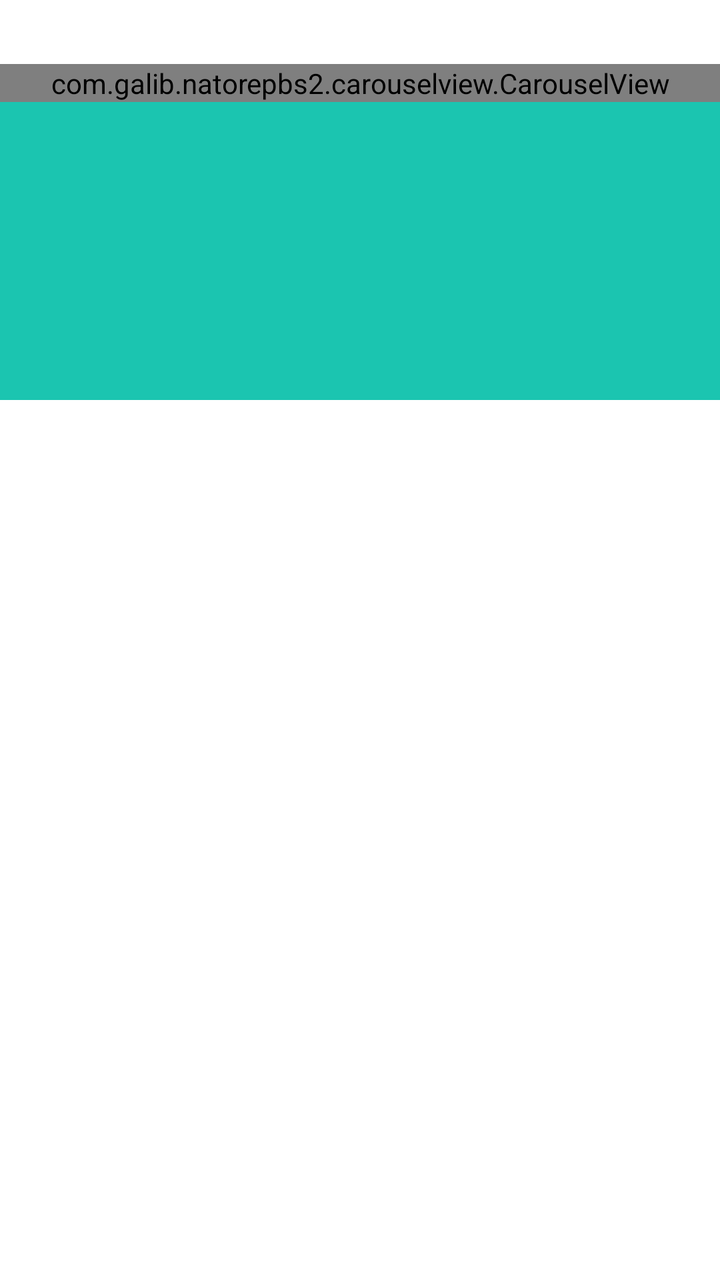
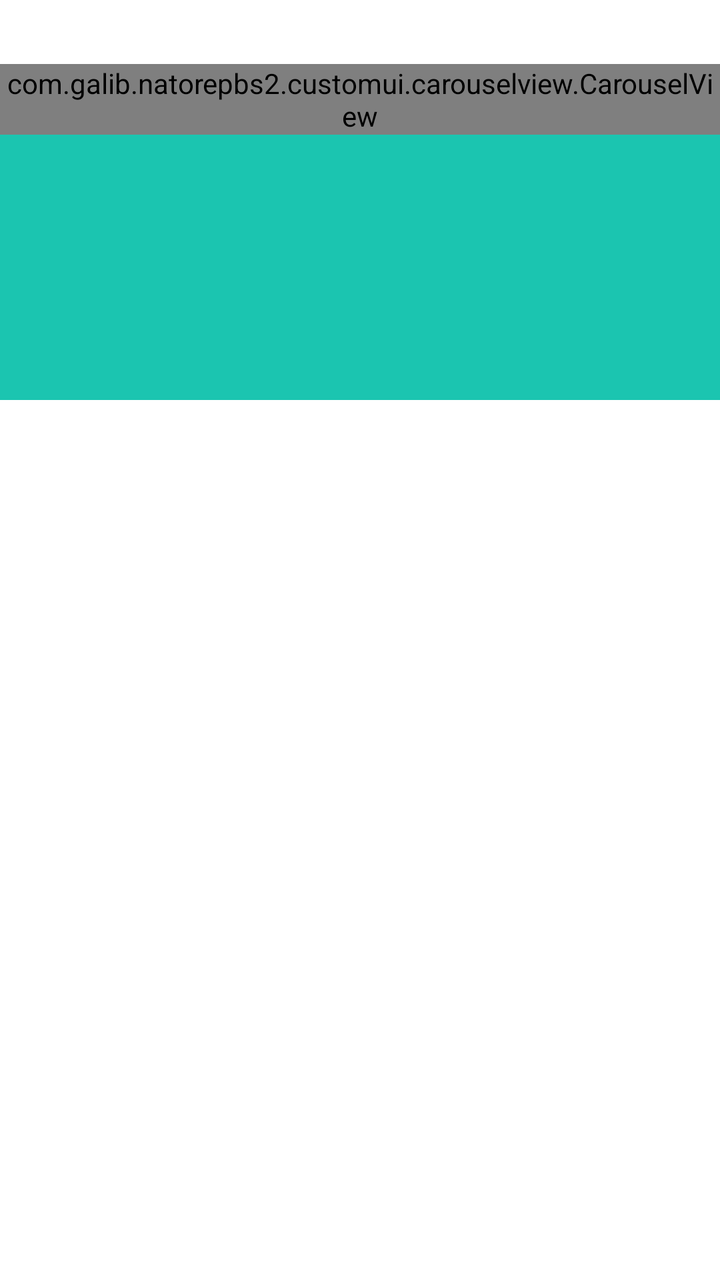

The first picture is an Android layout as it rendered before a commit; the second is the same layout after the commit. The layout source and the unified diff follow.
<!-- AndroidManifest.xml: application theme Theme.NatorePBS2 -->
<!-- res/layout/fragment_main.xml -->
<?xml version="1.0" encoding="utf-8"?>
<layout xmlns:android="http://schemas.android.com/apk/res/android"
    xmlns:app="http://schemas.android.com/apk/res-auto">

    <data>
        <variable name="title" type="String"/>
        <variable name="adapter" type="com.galib.natorepbs2.ui.MenuAdapter" />
        <variable name="bannerContentDescription" type="String" />
    </data>

    <androidx.coordinatorlayout.widget.CoordinatorLayout
        android:layout_width="match_parent"
        android:layout_height="match_parent">

        <com.google.android.material.appbar.AppBarLayout
            android:id="@+id/appBarLayout"
            android:layout_width="match_parent"
            android:layout_height="wrap_content"
            android:theme="@style/ThemeOverlay.AppCompat.Dark.ActionBar">

            <com.google.android.material.appbar.CollapsingToolbarLayout
                android:layout_width="match_parent"
                android:layout_height="200dp"
                app:expandedTitleTextAppearance="@style/CollapsingToolbarLayoutExpandedTextStyle"
                app:contentScrim="@color/item_background"
                app:layout_scrollFlags="scroll|snap|exitUntilCollapsed"
                app:title="">

                <LinearLayout
                    android:layout_width="match_parent"
                    android:layout_height="wrap_content"
                    android:orientation="vertical"
                    android:background="@color/white">
                    <TextView
                        android:id="@+id/titleTextView"
                        android:layout_width="match_parent"
                        android:layout_height="wrap_content"
                        android:layout_marginTop="5dp"
                        android:text="@{title}"
                        android:textColor="@color/black"
                        android:textAlignment="center"
                        android:textSize="20sp"
                        android:textStyle="bold" />

                    <com.galib.natorepbs2.carouselview.CarouselView
                        android:id="@+id/bannerCarousel"
                        android:layout_width="match_parent"
                        android:layout_height="wrap_content"
                        app:fillColor="#FFFFFFFF"
                        app:pageColor="#00000000"
                        app:radius="2dp"
                        app:slideInterval="3000"
                        app:strokeColor="#FF777777"
                        app:strokeWidth="1dp"
                        android:scaleType="centerCrop"
                        app:layout_collapseMode="parallax" />

                </LinearLayout>

                <androidx.appcompat.widget.Toolbar
                    android:layout_width="match_parent"
                    android:layout_height="0dp"
                    app:layout_collapseMode="pin"
                    app:popupTheme="@style/ThemeOverlay.AppCompat.Dark" />

            </com.google.android.material.appbar.CollapsingToolbarLayout>

        </com.google.android.material.appbar.AppBarLayout>

        <androidx.core.widget.NestedScrollView
            android:id="@+id/scrollView"
            android:layout_width="match_parent"
            android:layout_height="match_parent"
            android:layout_marginVertical="10dp"
            app:layout_behavior="@string/appbar_scrolling_view_behavior">

            <androidx.constraintlayout.widget.ConstraintLayout
                android:layout_width="match_parent"
                android:layout_height="match_parent"
                android:layout_marginHorizontal="5dp"
                android:orientation="vertical">

            <androidx.recyclerview.widget.RecyclerView
                android:id="@+id/recyclerView"
                android:layout_width="match_parent"
                android:layout_height="match_parent"
                android:adapter="@{adapter}"
                app:layoutManager="androidx.recyclerview.widget.GridLayoutManager"
                app:spanCount="2"
                android:layout_marginStart="5dp"
                android:layout_marginTop="10dp"
                android:layout_marginEnd="5dp"
                app:layout_constraintEnd_toEndOf="parent"
                app:layout_constraintStart_toStartOf="parent"/>
            </androidx.constraintlayout.widget.ConstraintLayout>
        </androidx.core.widget.NestedScrollView>

    </androidx.coordinatorlayout.widget.CoordinatorLayout>
</layout>
<!-- resources referenced by this layout -->
<resources>
  <color name="black">#FF000000</color>
  <color name="item_background">#E6E6E6</color>
  <color name="white">#FFFFFFFF</color>
  <style name="CollapsingToolbarLayoutExpandedTextStyle" parent="@style/Theme.NatorePBS2">
          <item name="android:textColor">@android:color/transparent</item>
          <item name="android:textSize">0.1sp</item>
      </style>
  <style name="Theme.NatorePBS2" parent="Theme.MaterialComponents.DayNight.DarkActionBar">
          
          <item name="colorPrimary">@color/sea_green</item>
          <item name="colorPrimaryVariant">@color/sea_green</item>
          <item name="colorOnPrimary">@color/white</item>
          
          <item name="colorSecondary">@color/teal_200</item>
          <item name="colorSecondaryVariant">@color/teal_700</item>
          <item name="colorOnSecondary">@color/black</item>
          
          <item name="android:statusBarColor">?attr/colorPrimaryVariant</item>
          
      </style>
  <color name="sea_green">#FF1BC5B0</color>
  <color name="teal_200">#FF03DAC5</color>
  <color name="teal_700">#FF018786</color>
</resources>

<!-- the commit's change to res/layout/fragment_main.xml (unified diff, before → after) -->
@@ -42,7 +42,7 @@
                         android:textSize="20sp"
                         android:textStyle="bold" />
 
-                    <com.galib.natorepbs2.carouselview.CarouselView
+                    <com.galib.natorepbs2.customui.carouselview.CarouselView
                         android:id="@+id/bannerCarousel"
                         android:layout_width="match_parent"
                         android:layout_height="wrap_content"
